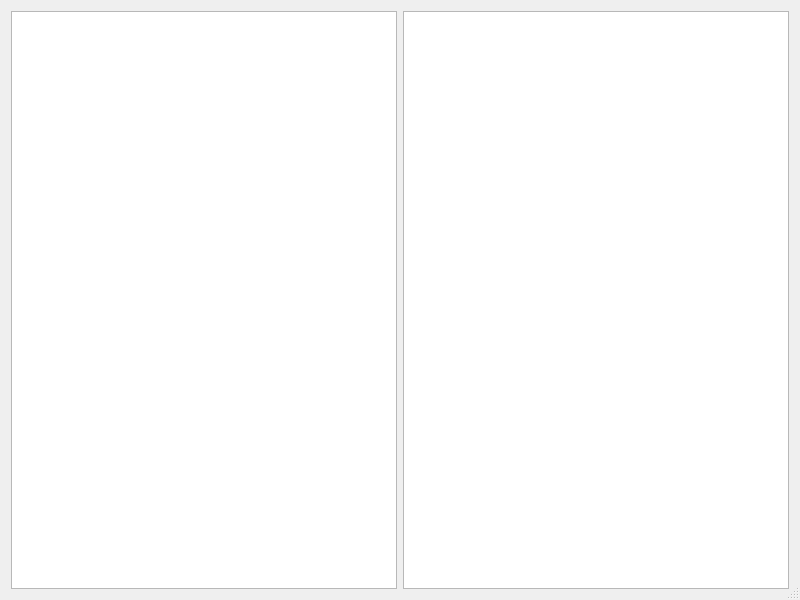
This is src/key-viewer-dialog.ui in named-data/NDN-Control-Center as Qt 5 draws it before an edit. The edited form follows.
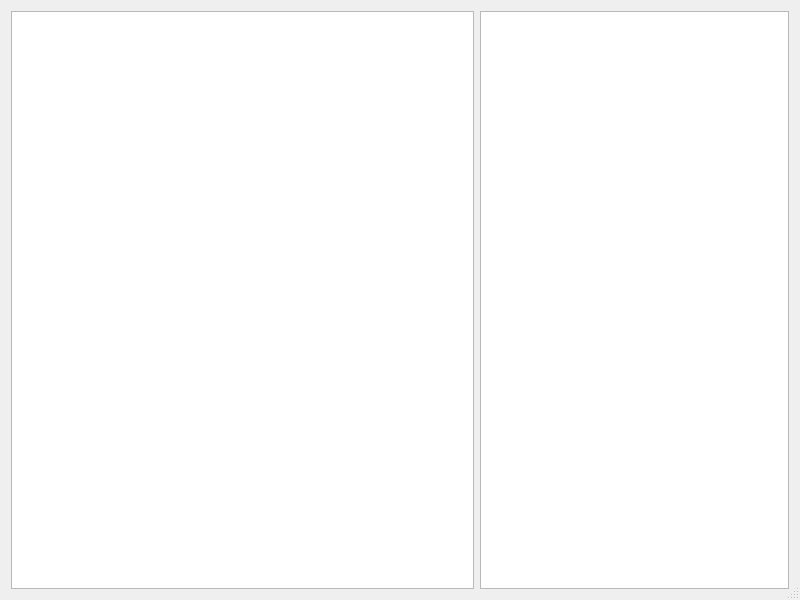
This is the edited form.

Commit message: key viewer

Diff of the .ui file:
```diff
--- a/src/key-viewer-dialog.ui
+++ b/src/key-viewer-dialog.ui
@@ -27,7 +27,7 @@
   </property>
   <layout class="QHBoxLayout" name="horizontalLayout_2">
    <item>
-    <layout class="QHBoxLayout" name="horizontalLayout" stretch="1,1">
+    <layout class="QHBoxLayout" name="horizontalLayout" stretch="3,2">
      <property name="sizeConstraint">
       <enum>QLayout::SetMaximumSize</enum>
      </property>
@@ -35,7 +35,11 @@
       <widget class="QTreeView" name="treeView"/>
      </item>
      <item>
-      <widget class="QTableView" name="tableView"/>
+      <widget class="QTreeView" name="certView">
+       <property name="indentation">
+        <number>0</number>
+       </property>
+      </widget>
      </item>
     </layout>
    </item>
```
The commit also changes 6 other files.
